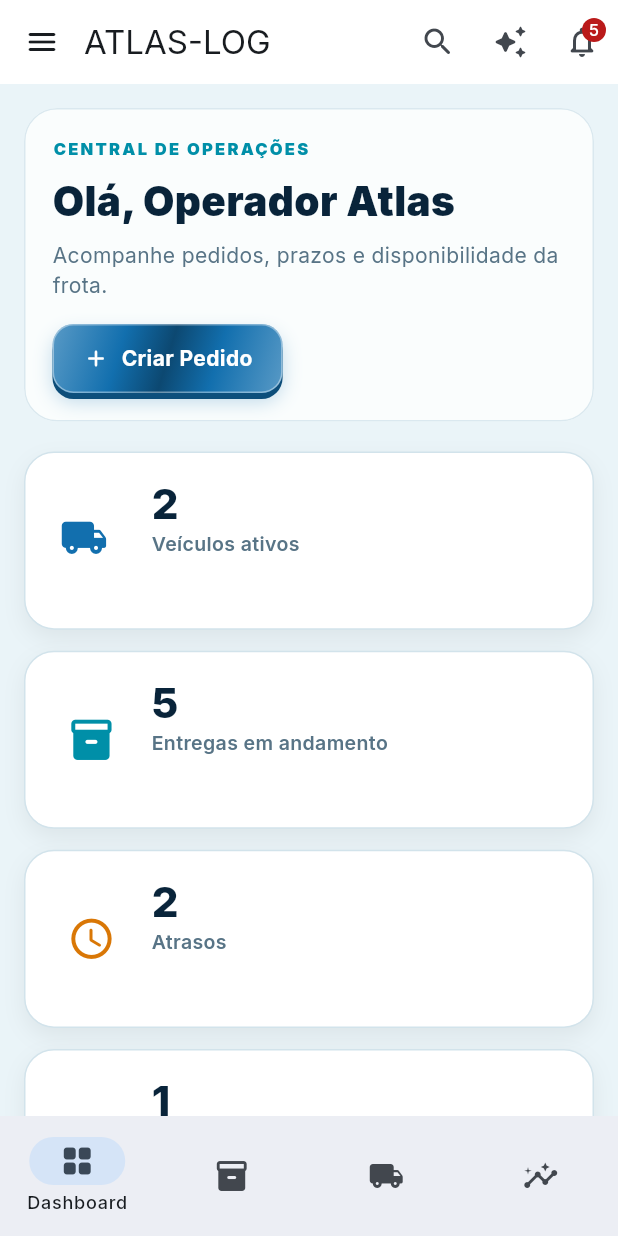
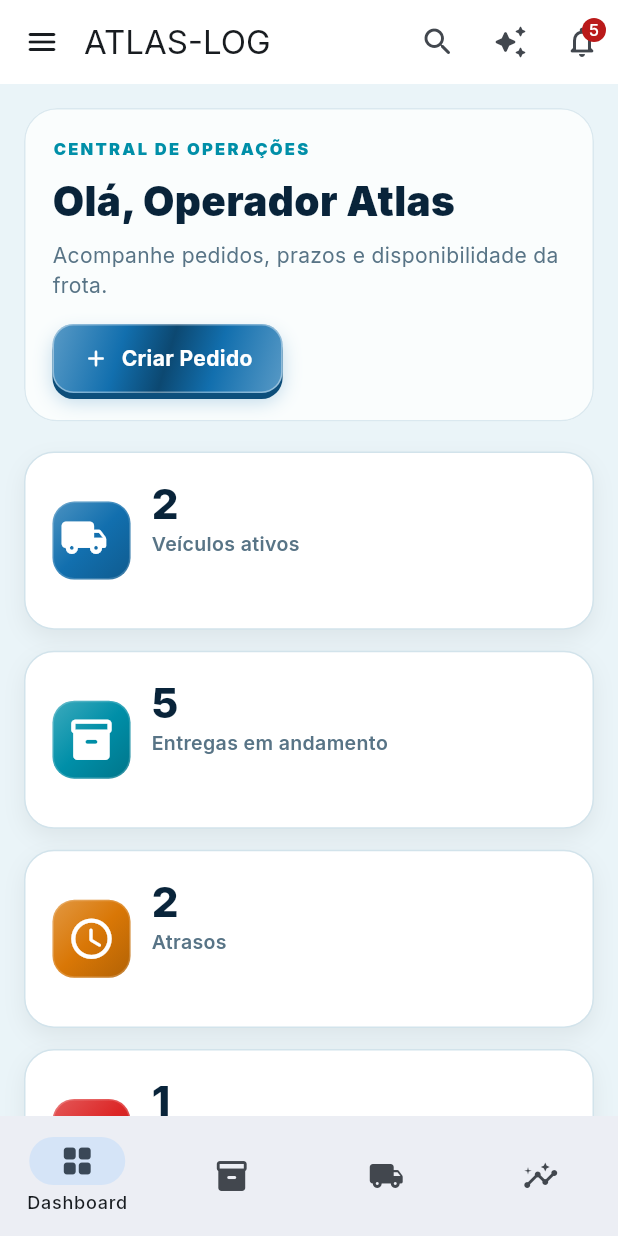
Before and after one commit to leohamil31/ATLAS-LOG-, a Flutter app: the screen it shows after launch, after a tap on "Entrar no ambiente de teste", on a phone screen of 412 x 824 dp. Run offline on Flutter 3.47's test engine with Material 3 defaults, Android fonts, the phone set to English and light mode, and no system bars; our stand-ins replace flutter_map, google_fonts, latlong2, pdf, printing, qr_flutter and 3 more; missing offline and left inert: dart:js_interop.

Commit message:
Restore subtle 3D icon styling
Bring back the dimensional Atlas icon tiles with restrained gradients, while removing the old heavy shadows. Place sidebar ListTiles on a transparent Material to keep selected states and ripples visible in tests and in the app.

Co-authored-by: Copilot <223556219+Copilot@users.noreply.github.com>

```diff
--- a/lib/pages/logistics_pages.dart
+++ b/lib/pages/logistics_pages.dart
@@ -323,6 +323,8 @@ class _Sidebar extends StatelessWidget {
                       padding: const EdgeInsets.only(bottom: 5),
                       child: Tooltip(
                         message: collapsed ? item.$1 : '',
+                        child: Material(
+                          type: MaterialType.transparency,
                           child: ListTile(
                             selected: selected == item.$1,
                             selectedTileColor: colors.accent.withValues(
@@ -356,6 +358,7 @@ class _Sidebar extends StatelessWidget {
                                 ? _NavCount(count: store.inTransitCount)
                                 : null,
                             onTap: () => onSelect(item.$1),
+                          ),
                         ),
                       ),
                     ),
--- a/lib/widgets/icon3d.dart
+++ b/lib/widgets/icon3d.dart
@@ -1,4 +1,4 @@
-/// Ícone com animação sutil, sem azulejo, brilho plástico ou sombra pesada.
+/// Ícone em placa azul com volume leve, sem sombras marcadas.
 library;
 
 import 'dart:math' as math;
@@ -118,6 +118,10 @@ class _Icon3DState extends State<Icon3D> with SingleTickerProviderStateMixin {
 
   @override
   Widget build(BuildContext context) {
+    final c = widget.muted ? context.ac.border : widget.color;
+    final light = Color.lerp(c, Colors.white, 0.24)!;
+    final dark = Color.lerp(c, Colors.black, 0.18)!;
+    final radius = widget.size * 0.28;
     final glyphColor = widget.muted ? context.ac.muted : widget.color;
 
     return MouseRegion(
@@ -131,10 +135,26 @@ class _Icon3DState extends State<Icon3D> with SingleTickerProviderStateMixin {
       },
       child: AnimatedBuilder(
         animation: _c,
-        builder: (_, _) => SizedBox(
+        builder: (_, _) => Container(
           width: widget.size,
           height: widget.size,
-          child: Center(child: _glyph(_c.value, glyphColor)),
+          decoration: BoxDecoration(
+            borderRadius: BorderRadius.circular(radius),
+            gradient: LinearGradient(
+              begin: Alignment.topLeft,
+              end: Alignment.bottomRight,
+              colors: [light, c, dark],
+            ),
+            border: Border.all(
+              color: Colors.white.withValues(alpha: 0.18),
+            ),
+          ),
+          child: Center(
+            child: _glyph(
+              _c.value,
+              widget.muted ? glyphColor : Colors.white,
+            ),
+          ),
         ),
       ),
     );
```
Lines whose indentation alone changed are shown as unchanged.
